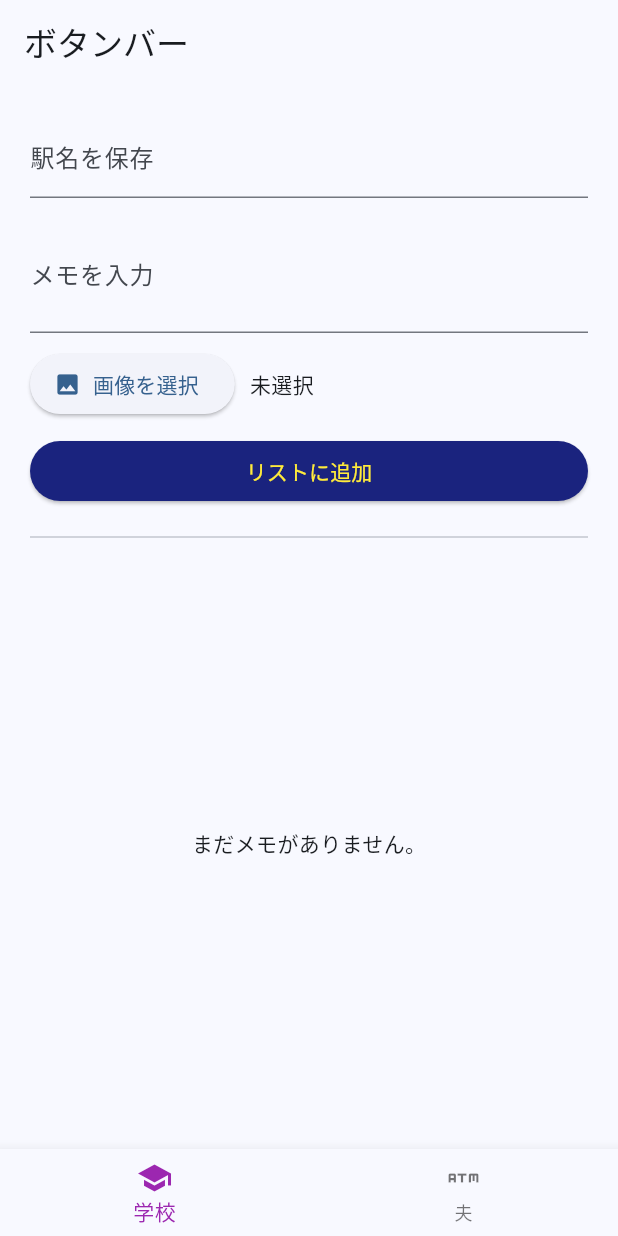
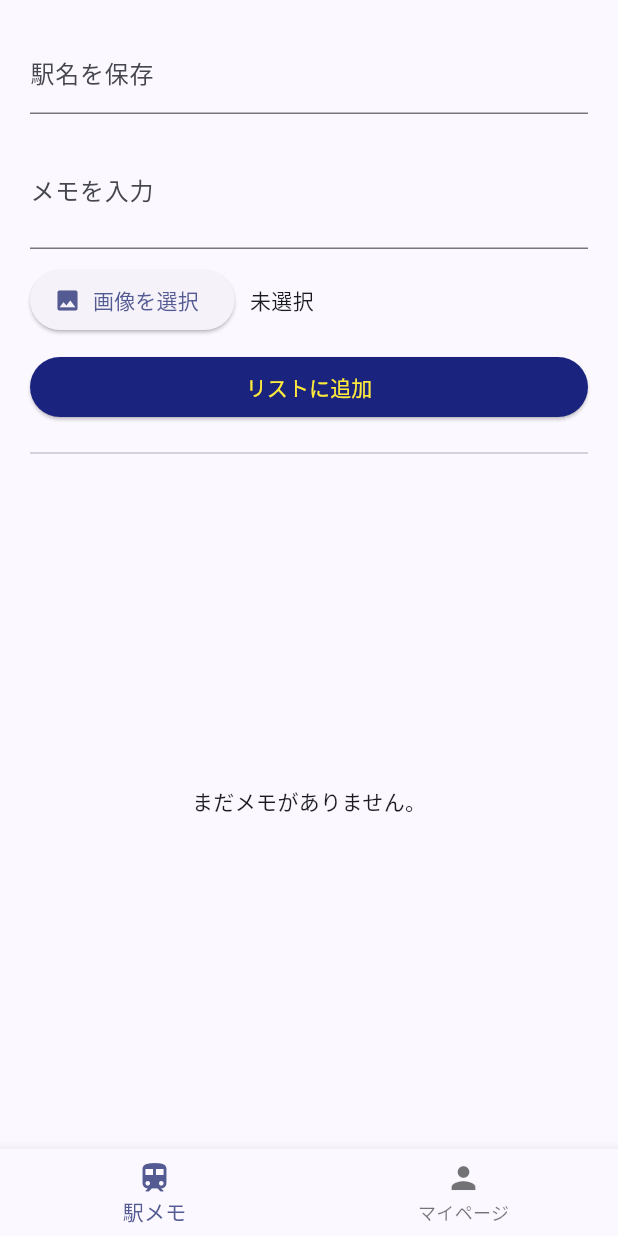
Before and after one commit to htyFlutter/testF, a Flutter app: the screen it shows after launch, on a phone screen of 412 x 824 dp. Run offline on Flutter 3.47's test engine with Material 3 defaults, Android fonts, the phone set to English and light mode, and no system bars; our stand-ins replace image_picker, sqflite; accounts and stored records are empty.

Commit message:
ちょっとだけ変更

```diff
--- a/lib/main.dart
+++ b/lib/main.dart
@@ -2,18 +2,19 @@ import 'package:flutter/material.dart';
 import 'package:test/screens/home_screen.dart';
 
 void main() {
-  runApp(const Hayatoapp());
+  runApp(HayatoApp());
 }
 
-class Hayatoapp extends StatelessWidget {
-  const Hayatoapp({super.key});
+class HayatoApp extends StatelessWidget {
+  const HayatoApp({super.key});
 
   @override
   Widget build(BuildContext context) {
     return MaterialApp(
       title: 'test',
       theme: ThemeData(
-        colorScheme: ColorScheme.fromSeed(seedColor: Colors.blue),
+        colorScheme: ColorScheme.fromSeed(seedColor: const Color(0xFF1A237E)),
+        useMaterial3: true,
       ),
       home: const HomePage(),
     );
@@ -30,31 +31,29 @@ class HomePage extends StatefulWidget {
 class _HomePageState extends State<HomePage> {
   int _selectindex = 0;
 
-  static const List<Widget> _pageItems = <Widget>[
-    HomeScreen(),
-    Text('2', style: TextStyle(fontSize: 50.0)),
+  final List<Widget> _pageItems = [
+    const HomeScreen(),
+    const Center(child: Text('設定画面', style: TextStyle(fontSize: 24.0))),
   ];
-
-  @override
-  Widget build(BuildContext context) {
-    return Scaffold(
-      appBar: AppBar(title: const Text('ボタンバー')),
-      body: Center(child: _pageItems.elementAt(_selectindex)),
-      bottomNavigationBar: BottomNavigationBar(
-        items: const [
-          BottomNavigationBarItem(icon: Icon(Icons.school), label: '学校'),
-          BottomNavigationBarItem(icon: Icon(Icons.atm), label: '夫'),
-        ],
-        currentIndex: _selectindex,
-        selectedItemColor: Colors.purple,
-        onTap: _onItemTapped,
-      ),
-    );
-  }
 
   void _onItemTapped(int index) {
     setState(() {
       _selectindex = index;
     });
   }
+
+  @override
+  Widget build(BuildContext context) {
+    return Scaffold(
+      body: _pageItems[_selectindex],
+      bottomNavigationBar: BottomNavigationBar(
+        items: const [
+          BottomNavigationBarItem(icon: Icon(Icons.train), label: '駅メモ'),
+          BottomNavigationBarItem(icon: Icon(Icons.person), label: 'マイページ'),
+        ],
+        currentIndex: _selectindex,
+        onTap: _onItemTapped,
+      ),
+    );
+  }
 }
```
